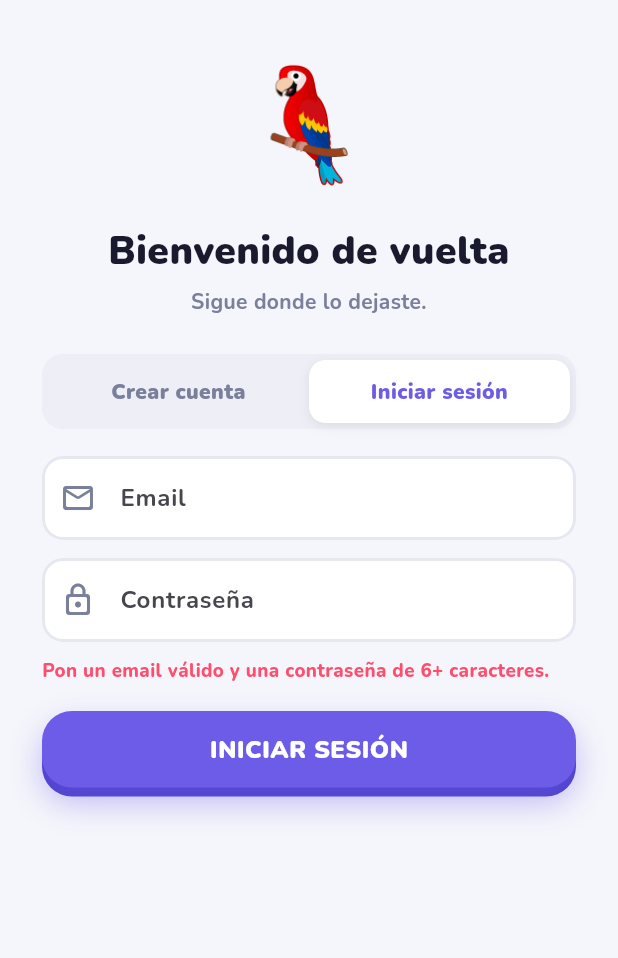
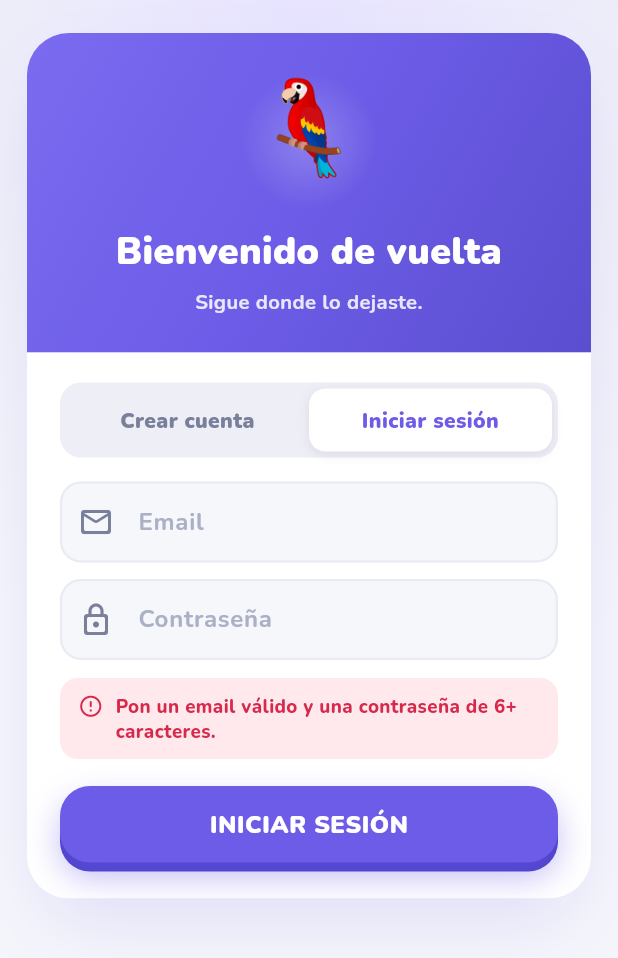
Before and after one commit to GianPierooo/Jezici, a Flutter app: the screen it shows after launch, after a tap on "Iniciar sesión", after a tap on "INICIAR SESIÓN", on a phone screen of 412 x 824 dp. Shown: the top 958 px of the screen. Run offline on Flutter 3.47's test engine with Material 3 defaults, Android fonts, the phone set to English and light mode, and no system bars; our stand-ins replace audioplayers, confetti, flutter_dotenv, flutter_local_notifications, flutter_riverpod, google_fonts and 4 more; missing offline and left inert: dart:js_interop; accounts and stored records are empty.

Commit message:
feat(ux): login/auth modernizado con el lenguaje visual de los mockups (solo UI)
auth_screen no tenia mockup (una de las 13 sin mockup, MOCKUP_GAP.md). Rediseno de la
PRIMERA IMPRESION guiado por el lenguaje visual de /mockups, SIN tocar la logica de
sesion/OAuth (signInWithGoogle/signUpEmail/flujo intactos, funciona en prod).

- Tarjeta de auth centrada (ResponsiveCenter maxWidth 460 -> movil llena, desktop
  centrada, no estirada) con hero de gradiente violeta (#7A6BF0->#6C5CE7->#5B4ECF) +
  guacamayo animado (ParrotMascot idle bob + halo, respeta reduce-motion) + titulo/
  subtitulo blancos, y cuerpo blanco con Google (sombra suave) + divisor "o" + toggle
  crear/iniciar + campos con fill claro (#F6F7FB) + PrimaryButton 3D. Fondo halo radial.
- Estados cuidados: error y "revisa tu correo" ahora como PILLS con icono (rojo suave /
  violeta) en vez de texto suelto; foco de campo con anillo violeta; carga deshabilita.
- Motion sutil: entrada de la tarjeta fade+sube (jzRise, 560ms), reduce-motion-aware.
- Fuente Nunito (global) + tokens de AppColors. i18n es/en/pt: 0 strings nuevos (se
  reusan las claves auth existentes).

NO cambia: signInWithGoogle / signUpEmail / signInEmail / el flujo de auth ni el manejo
de ?error= del retorno OAuth (initState). Solo build() + widgets visuales.

Verificado: flutter analyze 0, test 94/94, build web OK; smoke visual (render limpio del
hero+tarjeta, 0 errores de consola). Verificacion manual (Gian) en el reporte: Android
(teclado no tapa campos) + desktop (tarjeta centrada) + login Google/email end-to-end.

Co-Authored-By: Claude Opus 4.8 <noreply@anthropic.com>

```diff
--- a/app/lib/features/auth/auth_screen.dart
+++ b/app/lib/features/auth/auth_screen.dart
@@ -4,9 +4,11 @@ import 'package:flutter_riverpod/flutter_riverpod.dart';
 import 'package:supabase_flutter/supabase_flutter.dart';
 
 import '../../core/theme/app_colors.dart';
+import '../../core/ui/responsive_center.dart';
 import '../../data/providers.dart';
 import '../../l10n/app_localizations.dart';
 import '../../ui/primary_button.dart';
+import '../learn/widgets/parrot_mascot.dart';
 import '../legal/legal_screen.dart';
 
 /// Pantalla de ENTRADA (GA4 auth-first): crear cuenta o iniciar sesión.
@@ -18,7 +20,8 @@ class AuthScreen extends ConsumerStatefulWidget {
   ConsumerState<AuthScreen> createState() => _AuthScreenState();
 }
 
-class _AuthScreenState extends ConsumerState<AuthScreen> {
+class _AuthScreenState extends ConsumerState<AuthScreen>
+    with SingleTickerProviderStateMixin {
   final _name = TextEditingController();
   final _email = TextEditingController();
   final _password = TextEditingController();
@@ -27,6 +30,12 @@ class _AuthScreenState extends ConsumerState<AuthScreen> {
   bool _accepted = false; // aceptación legal (requerida para crear cuenta)
   String? _error;
   String? _notice; // mensaje neutral (p. ej. "revisa tu correo")
+
+  // Entrada de la tarjeta al montar (fade + sube), coherente con jzRise del
+  // resto de la app. Se salta con "reducir movimiento" (a11y).
+  late final AnimationController _entry = AnimationController(
+      vsync: this, duration: const Duration(milliseconds: 560))
+    ..forward();
 
   @override
   void initState() {
@@ -49,6 +58,7 @@ class _AuthScreenState extends ConsumerState<AuthScreen> {
 
   @override
   void dispose() {
+    _entry.dispose();
     _name.dispose();
     _email.dispose();
     _password.dispose();
@@ -150,43 +160,137 @@ class _AuthScreenState extends ConsumerState<AuthScreen> {
 
   @override
   Widget build(BuildContext context) {
+    return Scaffold(
+      // Fondo suave con halo violeta arriba, como los mockups (radial superior).
+      body: DecoratedBox(
+        decoration: const BoxDecoration(
+          gradient: RadialGradient(
+            center: Alignment(0, -1.05),
+            radius: 1.15,
+            colors: [Color(0xFFE7E3FF), Color(0xFFEFF0F8), AppColors.background],
+            stops: [0.0, 0.55, 1.0],
+          ),
+        ),
+        child: SafeArea(
+          child: SingleChildScrollView(
+            padding: const EdgeInsets.fromLTRB(18, 22, 18, 28),
+            child: ResponsiveCenter(
+              maxWidth: 460,
+              child: _reveal(context, _card(context)),
+            ),
+          ),
+        ),
+      ),
+    );
+  }
+
+  /// Entrada de la tarjeta: fade + sube (jzRise). Se salta con reduce-motion.
+  Widget _reveal(BuildContext context, Widget child) {
+    if (MediaQuery.of(context).disableAnimations) return child;
+    return AnimatedBuilder(
+      animation: _entry,
+      builder: (_, c) {
+        final t = Curves.easeOutCubic.transform(_entry.value);
+        return Opacity(
+          opacity: t,
+          child: Transform.translate(offset: Offset(0, (1 - t) * 30), child: c),
+        );
+      },
+      child: child,
+    );
+  }
+
+  /// Tarjeta de auth: hero violeta con la mascota + cuerpo blanco. Bordes
+  /// redondeados y sombra suave (mismo lenguaje que el onboarding/checkpoint).
+  Widget _card(BuildContext context) {
+    return DecoratedBox(
+      decoration: BoxDecoration(
+        borderRadius: BorderRadius.circular(28),
+        boxShadow: [
+          BoxShadow(
+            color: AppColors.primary.withValues(alpha: 0.16),
+            offset: const Offset(0, 22),
+            blurRadius: 44,
+            spreadRadius: -8,
+          ),
+        ],
+      ),
+      child: ClipRRect(
+        borderRadius: BorderRadius.circular(28),
+        child: Column(mainAxisSize: MainAxisSize.min, children: [_hero(context), _body(context)]),
+      ),
+    );
+  }
+
+  // ── Hero: gradiente violeta + guacamayo animado + título/subtítulo ──────────
+  Widget _hero(BuildContext context) {
     final l10n = AppLocalizations.of(context);
-    return Scaffold(
-      backgroundColor: AppColors.background,
-      body: SafeArea(
-        child: SingleChildScrollView(
-          padding: const EdgeInsets.fromLTRB(28, 24, 28, 28),
+    return Container(
+      width: double.infinity,
+      padding: const EdgeInsets.fromLTRB(26, 26, 26, 24),
+      decoration: const BoxDecoration(
+        gradient: LinearGradient(
+          begin: Alignment.topLeft,
+          end: Alignment.bottomRight,
+          colors: [Color(0xFF7A6BF0), AppColors.primary, Color(0xFF5B4ECF)],
+        ),
+      ),
       child: Column(
-            crossAxisAlignment: CrossAxisAlignment.stretch,
         children: [
-              const SizedBox(height: 8),
-              const Center(child: Text('🦜', style: TextStyle(fontSize: 72))),
-              const SizedBox(height: 14),
-              Text(_signUp ? l10n.authTitleSignUp : l10n.authTitleSignIn,
+          // Guacamayo con halo suave (bob idle · respeta reduce-motion).
+          Container(
+            width: 92,
+            height: 92,
+            alignment: Alignment.center,
+            decoration: BoxDecoration(
+              shape: BoxShape.circle,
+              gradient: RadialGradient(colors: [
+                Colors.white.withValues(alpha: 0.22),
+                Colors.white.withValues(alpha: 0.0),
+              ]),
+            ),
+            child: const ParrotMascot(size: 60, mood: MascotMood.idle),
+          ),
+          const SizedBox(height: 10),
+          Text(
+            _signUp ? l10n.authTitleSignUp : l10n.authTitleSignIn,
             textAlign: TextAlign.center,
-                  style: const TextStyle(
-                      fontSize: 26, fontWeight: FontWeight.w900, color: AppColors.text)),
+            style: const TextStyle(fontSize: 25, fontWeight: FontWeight.w900, color: Colors.white),
+          ),
           const SizedBox(height: 6),
           Text(
             _signUp ? l10n.authSubtitleSignUp : l10n.authSubtitleSignIn,
             textAlign: TextAlign.center,
-                style: const TextStyle(
-                    fontSize: 14, fontWeight: FontWeight.w700, color: AppColors.textMuted, height: 1.4),
+            style: TextStyle(
+                fontSize: 13.5,
+                fontWeight: FontWeight.w700,
+                height: 1.4,
+                color: Colors.white.withValues(alpha: 0.85)),
           ),
-              const SizedBox(height: 24),
+        ],
+      ),
+    );
+  }
+
+  // ── Cuerpo blanco: Google + email/registro + CTA ────────────────────────────
+  Widget _body(BuildContext context) {
+    final l10n = AppLocalizations.of(context);
+    return Container(
+      width: double.infinity,
+      color: Colors.white,
+      padding: const EdgeInsets.fromLTRB(22, 20, 22, 24),
+      child: Column(
+        crossAxisAlignment: CrossAxisAlignment.stretch,
+        children: [
           // "Continuar con Google" (camino rápido, sin contraseña). Solo web
-              // (PWA): usa redirect OAuth. Si el proveedor aún no está configurado
-              // en Supabase, el retorno trae un error que mostramos con gracia.
+          // (PWA): redirect OAuth. Si el proveedor aún no está configurado, el
+          // retorno trae un error que mostramos con gracia (initState).
           if (kIsWeb) ...[
-                _GoogleButton(
-                  label: l10n.authContinueGoogle,
-                  onTap: _loading ? null : _google,
-                ),
+            _GoogleButton(label: l10n.authContinueGoogle, onTap: _loading ? null : _google),
             const SizedBox(height: 16),
             _OrDivider(label: l10n.authOr),
             const SizedBox(height: 16),
           ],
-              // Selector crear cuenta / iniciar sesión.
           _SegToggle(
             signUp: _signUp,
             onChanged: (v) => setState(() {
@@ -195,30 +299,36 @@ class _AuthScreenState extends ConsumerState<AuthScreen> {
               _notice = null;
             }),
           ),
-              const SizedBox(height: 18),
+          const SizedBox(height: 16),
           if (_signUp) ...[
             _field(_name, l10n.authFieldName, Icons.person_outline_rounded,
                 keyboard: TextInputType.name),
-                const SizedBox(height: 12),
+            const SizedBox(height: 11),
           ],
           _field(_email, l10n.authFieldEmail, Icons.mail_outline_rounded,
               keyboard: TextInputType.emailAddress),
-              const SizedBox(height: 12),
+          const SizedBox(height: 11),
           _field(_password, l10n.authFieldPassword, Icons.lock_outline_rounded, obscure: true),
           if (_error != null) ...[
-                const SizedBox(height: 10),
-                Text(_error!,
-                    style: const TextStyle(
-                        color: AppColors.hearts, fontWeight: FontWeight.w800, fontSize: 12.5)),
+            const SizedBox(height: 12),
+            _Pill(
+              icon: Icons.error_outline_rounded,
+              text: _error!,
+              bg: const Color(0xFFFFE9ED),
+              fg: const Color(0xFFD6294B),
+            ),
           ],
           if (_notice != null) ...[
-                const SizedBox(height: 10),
-                Text(_notice!,
-                    style: const TextStyle(
-                        color: AppColors.primary, fontWeight: FontWeight.w800, fontSize: 12.5, height: 1.4)),
+            const SizedBox(height: 12),
+            _Pill(
+              icon: Icons.mark_email_read_outlined,
+              text: _notice!,
+              bg: AppColors.navActiveBg,
+              fg: AppColors.primary,
+            ),
           ],
           if (_signUp) ...[
-                const SizedBox(height: 16),
+            const SizedBox(height: 14),
             _LegalCheckbox(
               l10n: l10n,
               value: _accepted,
@@ -240,8 +350,6 @@ class _AuthScreenState extends ConsumerState<AuthScreen> {
           ),
         ],
       ),
-        ),
-      ),
     );
   }
 
@@ -255,17 +363,52 @@ class _AuthScreenState extends ConsumerState<AuthScreen> {
       style: const TextStyle(fontSize: 16, fontWeight: FontWeight.w700),
       decoration: InputDecoration(
         hintText: hint,
+        hintStyle: const TextStyle(color: Color(0xFFAAB0C6), fontWeight: FontWeight.w700),
         prefixIcon: Icon(icon, color: AppColors.textMuted),
         filled: true,
-        fillColor: Colors.white,
+        fillColor: const Color(0xFFF6F7FB),
+        contentPadding: const EdgeInsets.symmetric(vertical: 15),
         enabledBorder: OutlineInputBorder(
           borderRadius: BorderRadius.circular(14),
-          borderSide: const BorderSide(color: Color(0xFFE5E7F1), width: 2),
+          borderSide: const BorderSide(color: Color(0xFFE9EBF3), width: 1.5),
         ),
         focusedBorder: OutlineInputBorder(
           borderRadius: BorderRadius.circular(14),
           borderSide: const BorderSide(color: AppColors.primary, width: 2),
         ),
+        disabledBorder: OutlineInputBorder(
+          borderRadius: BorderRadius.circular(14),
+          borderSide: const BorderSide(color: Color(0xFFEDEFF5), width: 1.5),
+        ),
+      ),
+    );
+  }
+}
+
+/// Pastilla de aviso (error rojo suave / notice violeta). Reemplaza el texto
+/// suelto por un contenedor con icono, más legible y bonito.
+class _Pill extends StatelessWidget {
+  const _Pill({required this.icon, required this.text, required this.bg, required this.fg});
+  final IconData icon;
+  final String text;
+  final Color bg;
+  final Color fg;
+
+  @override
+  Widget build(BuildContext context) {
+    return Container(
+      padding: const EdgeInsets.symmetric(horizontal: 12, vertical: 10),
+      decoration: BoxDecoration(color: bg, borderRadius: BorderRadius.circular(12)),
+      child: Row(
+        crossAxisAlignment: CrossAxisAlignment.start,
+        children: [
+          Icon(icon, size: 17, color: fg),
+          const SizedBox(width: 8),
+          Expanded(
+            child: Text(text,
+                style: TextStyle(color: fg, fontWeight: FontWeight.w800, fontSize: 12.5, height: 1.35)),
+          ),
+        ],
       ),
     );
   }
@@ -347,12 +490,15 @@ class _GoogleButton extends StatelessWidget {
       child: Opacity(
         opacity: disabled ? 0.6 : 1,
         child: Container(
-          height: 52,
+          height: 54,
           alignment: Alignment.center,
           decoration: BoxDecoration(
             color: Colors.white,
             borderRadius: BorderRadius.circular(14),
             border: Border.all(color: const Color(0xFFDADCE6), width: 2),
+            boxShadow: const [
+              BoxShadow(color: Color(0x0F1A1A2E), offset: Offset(0, 3), blurRadius: 8),
+            ],
           ),
           child: Row(
             mainAxisAlignment: MainAxisAlignment.center,
```
Also changed, not shown: 1 other file. Lines whose indentation alone changed are shown as unchanged.
